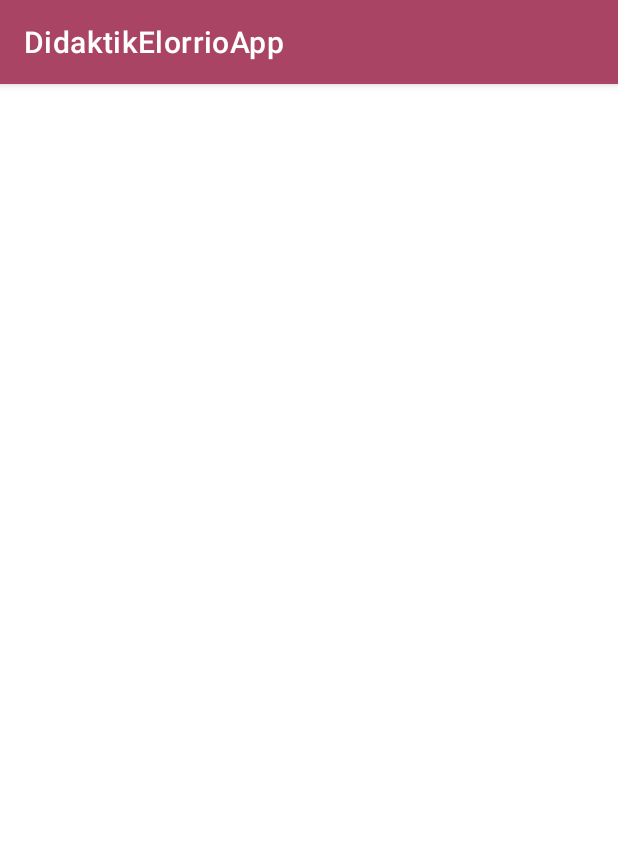
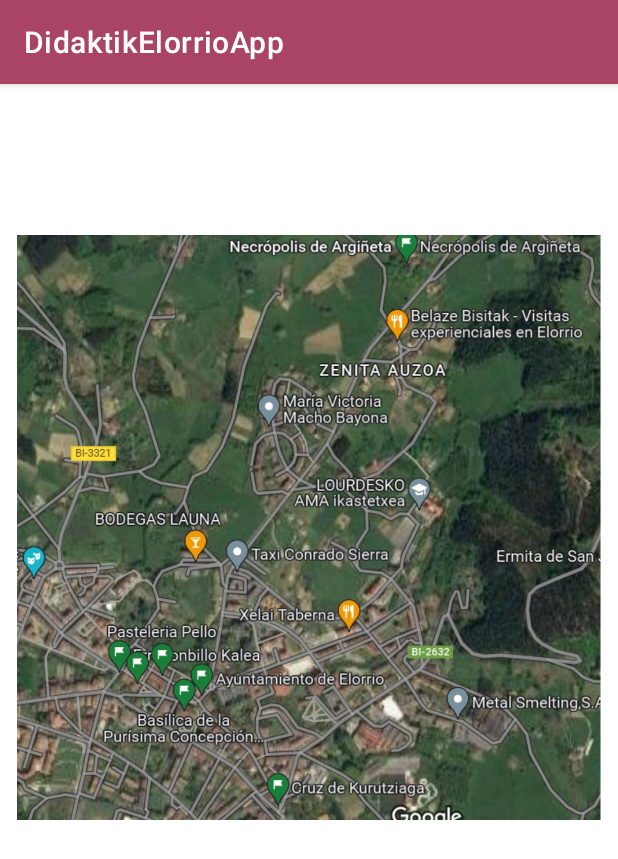
Before and after one commit to Javitrix01/DidaktikElorrioApp, an Android app: the Mostrar_Foto_Mapa screen opened directly, with no data from a screen before it, on a phone screen of 412 x 824 dp. Shown: the top 859 px of the screen. Run offline under Robolectric (Android 15) with nearby library versions, the phone set to English and light mode, and no system bars.

Commit message:
Mostrar foto del mapa elorrio

```diff
--- a/DidaktikElorrioApp/app/src/main/res/layout/activity_mostrar_foto_mapa.xml
+++ b/DidaktikElorrioApp/app/src/main/res/layout/activity_mostrar_foto_mapa.xml
@@ -8,11 +8,12 @@
 
     <ImageView
         android:id="@+id/imageView4"
-        android:layout_width="375dp"
-        android:layout_height="255dp"
+        android:layout_width="389dp"
+        android:layout_height="434dp"
         app:layout_constraintBottom_toBottomOf="parent"
         app:layout_constraintEnd_toEndOf="parent"
         app:layout_constraintStart_toStartOf="parent"
         app:layout_constraintTop_toTopOf="parent"
-        tools:srcCompat="@tools:sample/avatars" />
+        app:layout_constraintVertical_bias="0.235"
+        app:srcCompat="@drawable/elorriokomapa" />
 </androidx.constraintlayout.widget.ConstraintLayout>
```
Also changed, not shown: DidaktikElorrioApp/app/src/main/res/drawable/elorriokomapa.jpg (added).
